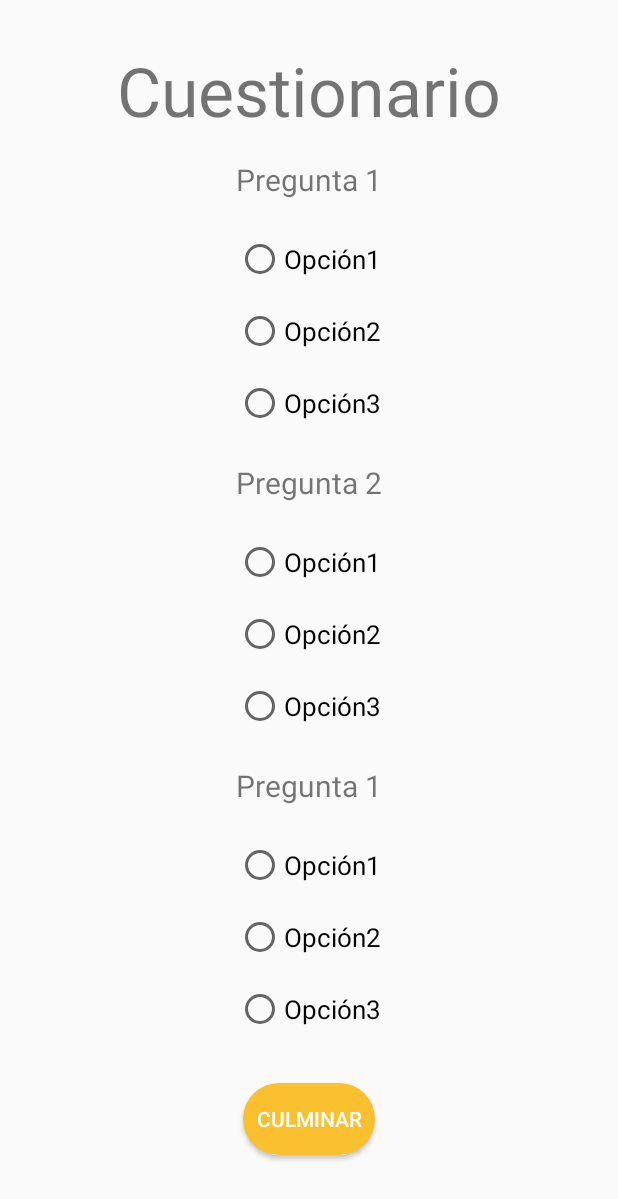
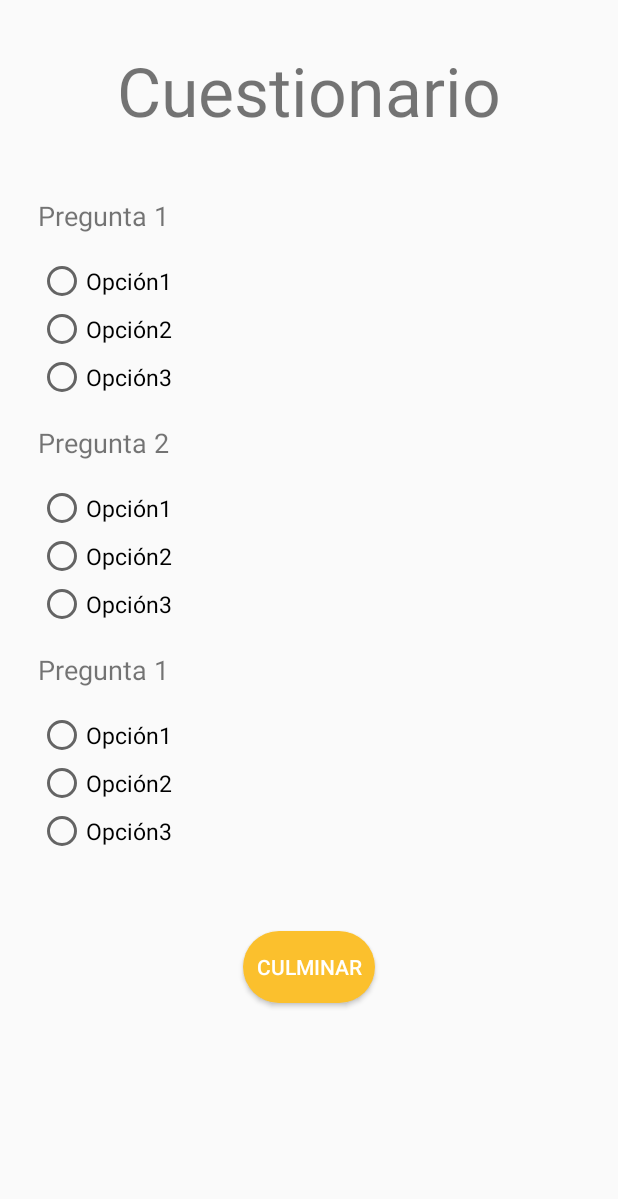
Before and after one commit to J2298/NutriPlayApp, an Android app: the layout activity_modulo_cuestionario.xml on its own in the app's theme, with its tools: preview values and no code run, on a phone screen of 412 x 824 dp. Shown: the top 1199 px of the screen. Run offline under Robolectric (Android 15) with nearby library versions, the phone set to English and light mode, and no system bars.

Commit message:
Cambios diseño

```diff
--- a/app/src/main/java/com/job/nutriplayapp/activities/ModuloDetalleActivity.java
+++ b/app/src/main/java/com/job/nutriplayapp/activities/ModuloDetalleActivity.java
@@ -198,11 +198,13 @@ public class ModuloDetalleActivity extends AppCompatActivity {
                 if (realizado){
                     btnSiguiente.setVisibility(View.GONE);
                 }else{
+                    btnSiguiente.setTextSize(18);
                     btnSiguiente.setText("¡GANA MONEDAS!");
                 }
                 btnVolver.setText("ATRÁS");
             } else {
                 // still pages are left
+                btnSiguiente.setTextSize(15);
                 btnSiguiente.setText("SIGUIENTE");
                 btnVolver.setText("ATRÁS");
             }
--- a/app/src/main/res/layout/activity_modulo_cuestionario.xml
+++ b/app/src/main/res/layout/activity_modulo_cuestionario.xml
@@ -16,7 +16,6 @@
         <LinearLayout
             android:layout_width="match_parent"
             android:layout_height="wrap_content"
-            android:gravity="center_horizontal"
             android:orientation="vertical">
 
             <TextView
@@ -25,14 +24,19 @@
                 android:layout_height="wrap_content"
                 android:layout_marginTop="30dp"
                 android:text="Cuestionario"
+                android:layout_gravity="center"
                 android:textSize="45sp" />
-
+            <LinearLayout
+                android:layout_width="wrap_content"
+                android:layout_height="wrap_content"
+                android:layout_margin="25dp"
+                android:orientation="vertical">
                 <TextView
                     android:id="@+id/pregunta_1"
                     android:layout_width="wrap_content"
                     android:layout_height="wrap_content"
                     android:layout_marginTop="15dp"
-                android:textSize="20sp"
+                    android:textSize="18sp"
                     android:text="Pregunta 1" />
 
                 <RadioGroup
@@ -46,24 +50,21 @@
                         android:id="@+id/primera_opcion_p1"
                         android:layout_width="match_parent"
                         android:layout_height="wrap_content"
-                    android:layout_margin="8dp"
-                    android:textSize="17sp"
+                        android:textSize="15sp"
                         android:text="Opción1" />
 
                     <RadioButton
                         android:id="@+id/segunda_opcion_p1"
                         android:layout_width="match_parent"
                         android:layout_height="wrap_content"
-                    android:layout_margin="8dp"
-                    android:textSize="17sp"
+                        android:textSize="15sp"
                         android:text="Opción2" />
 
                     <RadioButton
                         android:id="@+id/tercera_opcion_p1"
                         android:layout_width="match_parent"
                         android:layout_height="wrap_content"
-                    android:layout_margin="8dp"
-                    android:textSize="17sp"
+                        android:textSize="15sp"
                         android:text="Opción3" />
                 </RadioGroup>
 
@@ -72,7 +73,7 @@
                     android:layout_width="wrap_content"
                     android:layout_height="wrap_content"
                     android:layout_marginTop="15dp"
-                android:textSize="20sp"
+                    android:textSize="18sp"
                     android:text="Pregunta 2" />
 
                 <RadioGroup
@@ -86,24 +87,21 @@
                         android:id="@+id/primera_opcion_p2"
                         android:layout_width="match_parent"
                         android:layout_height="wrap_content"
-                    android:layout_margin="8dp"
-                    android:textSize="17sp"
+                        android:textSize="15sp"
                         android:text="Opción1" />
 
                     <RadioButton
                         android:id="@+id/segunda_opcion_p2"
                         android:layout_width="match_parent"
                         android:layout_height="wrap_content"
-                    android:layout_margin="8dp"
-                    android:textSize="17sp"
+                        android:textSize="15sp"
                         android:text="Opción2" />
 
                     <RadioButton
                         android:id="@+id/tercera_opcion_p2"
                         android:layout_width="match_parent"
                         android:layout_height="wrap_content"
-                    android:layout_margin="8dp"
-                    android:textSize="17sp"
+                        android:textSize="15sp"
                         android:text="Opción3" />
                 </RadioGroup>
 
@@ -112,7 +110,7 @@
                     android:layout_width="wrap_content"
                     android:layout_height="wrap_content"
                     android:layout_marginTop="15dp"
-                android:textSize="20sp"
+                    android:textSize="18sp"
                     android:text="Pregunta 1" />
 
                 <RadioGroup
@@ -126,26 +124,25 @@
                         android:id="@+id/primera_opcion_p3"
                         android:layout_width="match_parent"
                         android:layout_height="wrap_content"
-                    android:layout_margin="8dp"
-                    android:textSize="17sp"
+                        android:textSize="15sp"
                         android:text="Opción1" />
 
                     <RadioButton
                         android:id="@+id/segunda_opcion_p3"
                         android:layout_width="match_parent"
                         android:layout_height="wrap_content"
-                    android:layout_margin="8dp"
-                    android:textSize="17sp"
+                        android:textSize="15sp"
                         android:text="Opción2" />
 
                     <RadioButton
                         android:id="@+id/tercera_opcion_p3"
                         android:layout_width="match_parent"
                         android:layout_height="wrap_content"
-                    android:layout_margin="8dp"
-                    android:textSize="17sp"
+                        android:textSize="15sp"
                         android:text="Opción3" />
                 </RadioGroup>
+            </LinearLayout>
+
             <Button
                 android:layout_marginTop="25dp"
                 android:layout_marginBottom="25dp"
@@ -154,7 +151,8 @@
                 android:textColor="#FFFF"
                 android:background="@drawable/boton_verde_redondo"
                 android:onClick="moduloTerminado"
-                android:text="CULMINAR"/>
+                android:text="CULMINAR"
+                android:layout_gravity="center"/>
         </LinearLayout>
     </ScrollView>
 
--- a/app/src/main/res/layout/modulo_culminado_popup.xml
+++ b/app/src/main/res/layout/modulo_culminado_popup.xml
@@ -31,6 +31,7 @@
                 android:layout_marginBottom="25dp">
 
                 <TextView
+                    android:id="@+id/tipo_logro"
                     android:layout_width="match_parent"
                     android:layout_height="wrap_content"
                     android:layout_marginLeft="20dp"
@@ -71,7 +72,7 @@
                     android:layout_height="wrap_content"
                     android:text="Aceptar"
                     android:textColor="#FFF"
-                    android:background="@color/colorPrimary"
+                    android:background="@drawable/boton_naranja_redondo"
                     android:layout_marginTop="15dp"
                     android:layout_gravity="center_horizontal"/>
 
```
Also changed, not shown: app/src/main/java/com/job/nutriplayapp/activities/ModuloCuestionarioActivity.java (+12 -3 lines), app/src/main/res/drawable/boton_naranja_redondo.xml (added, +8 -0 lines). Lines whose indentation alone changed are shown as unchanged.
